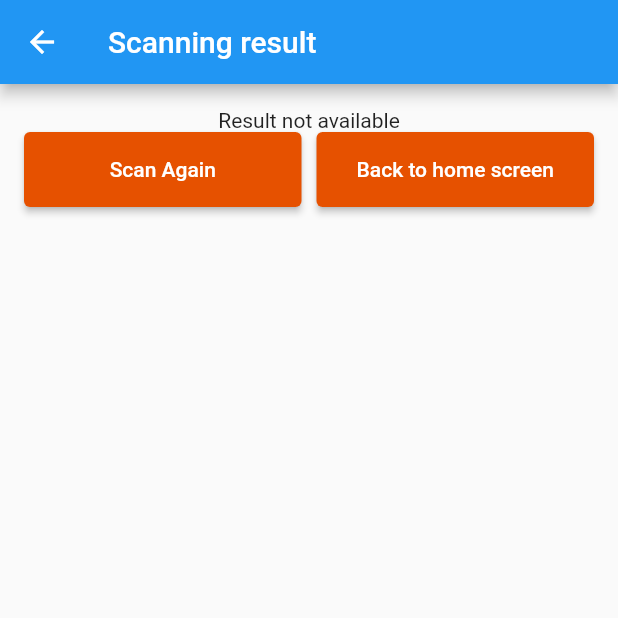
After one commit to finto-io/sdk-flutter-demo, a Flutter app: the ScannerResultScreen screen opened by its route, on a phone screen of 412 x 824 dp, the top half of it. The commit adds this screen. Run offline on Flutter 3.47's test engine with Material 2 defaults, Android fonts, the phone set to English and light mode, and no system bars; our stand-ins replace permission_handler.

Commit message:
document-scan

```diff
--- a/lib/main.dart
+++ b/lib/main.dart
@@ -2,6 +2,7 @@ import 'package:flutter/material.dart';
 import 'package:flutter_kyc_demo/routes/home/home.screen.dart';
 import 'package:flutter_kyc_demo/routes/scanner/scanner.back.screen.dart';
 import 'package:flutter_kyc_demo/routes/scanner/scanner.front.screen.dart';
+import 'package:flutter_kyc_demo/routes/scanner/scanner.result.screen.dart';
 import 'package:flutter_kyc_demo/routes/scanner/scanner.selfie.screen.dart';
 import 'package:flutter_kyc_demo/routes/uploader/uploader.screen.dart';
 
@@ -14,6 +15,7 @@ void main() {
       '/scanner-front': (context) => const ScannerFrontScreen(),
       '/scanner-back': (context) => const ScannerBackScreen(),
       '/scanner-selfie': (context) => const ScannerSelfieScreen(),
+      '/scanner-result': (context) => const ScannerResultScreen(),
     },
   ));
 }
--- a/lib/routes/home/home.screen.dart
+++ b/lib/routes/home/home.screen.dart
@@ -1,6 +1,5 @@
 import 'dart:io';
 import 'package:flutter/material.dart';
-import 'package:flutter/services.dart';
 import 'package:permission_handler/permission_handler.dart';
 import 'package:flutter_kyc_demo/components/CustomButton.dart';
 
@@ -15,7 +14,6 @@ class Permissions {
       permission = Permission.storage;
     }
     final status = await permission.request();
-    print(status);
     if (status.isGranted) {
       onSuccess.call();
     } else {
@@ -73,9 +71,9 @@ class HomeScreenState extends State<HomeScreen> {
             ),
             const Divider(),
             CustomButton(
-              label: 'Selfie',
+              label: 'Result',
               onPressed: () {
-                // Navigator.pushNamed(context, '/scanner');
+                Navigator.pushNamed(context, '/scanner-result');
               },
             ),
           ],
--- /dev/null
+++ b/lib/routes/scanner/scanner.result.screen.dart
@@ -0,0 +1,62 @@
+import 'package:flutter/material.dart';
+import 'package:flutter_kyc_demo/components/CustomButton.dart';
+
+class ScannerResultScreen extends StatefulWidget {
+  const ScannerResultScreen({super.key, this.result});
+  final String? result;
+  @override
+  State<ScannerResultScreen> createState() => ScannerResultState();
+}
+
+class ScannerResultState extends State<ScannerResultScreen> {
+  void scanAgain() {
+    if (mounted) {
+      Navigator.popUntil(context, ModalRoute.withName('/scanner-front'));
+    }
+  }
+
+  void backToHome() {
+    if (mounted) {
+      Navigator.popUntil(context, ModalRoute.withName('/'));
+    }
+  }
+
+  @override
+  Widget build(BuildContext context) {
+    return Scaffold(
+      appBar: AppBar(title: const Text('Scanning result')),
+      body: SafeArea(
+        minimum: const EdgeInsets.all(16.0),
+        child: Column(
+          children: <Widget>[
+            SingleChildScrollView(
+              child: Expanded(
+                child: Container(
+                    alignment: Alignment.center,
+                    child: Text(widget.result ?? "Result not available")),
+              ),
+            ),
+            Row(
+              mainAxisAlignment: MainAxisAlignment.spaceEvenly,
+              children: <Widget>[
+                Flexible(
+                  child: CustomButton(
+                    label: "Scan Again",
+                    onPressed: scanAgain,
+                  ),
+                ),
+                const SizedBox(width: 10),
+                Flexible(
+                  child: CustomButton(
+                    label: "Back to home screen",
+                    onPressed: backToHome,
+                  ),
+                ),
+              ],
+            )
+          ],
+        ),
+      ),
+    );
+  }
+}
```
Also changed, not shown: lib/routes/scanner/scanner.selfie.screen.dart (+9 -4 lines), 8 other files.
